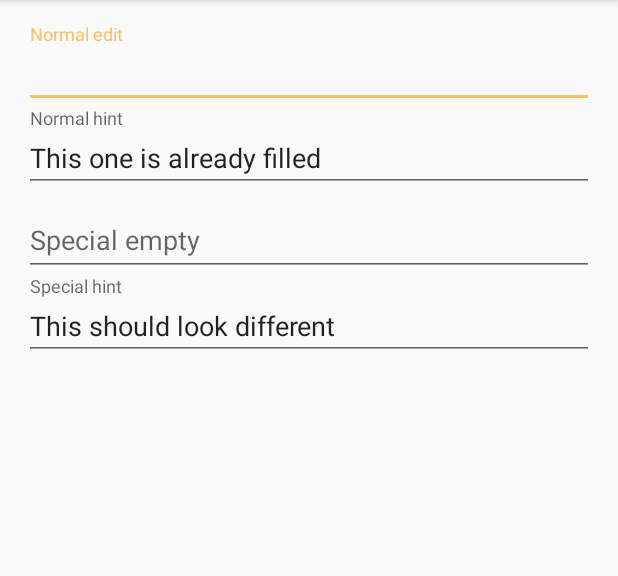
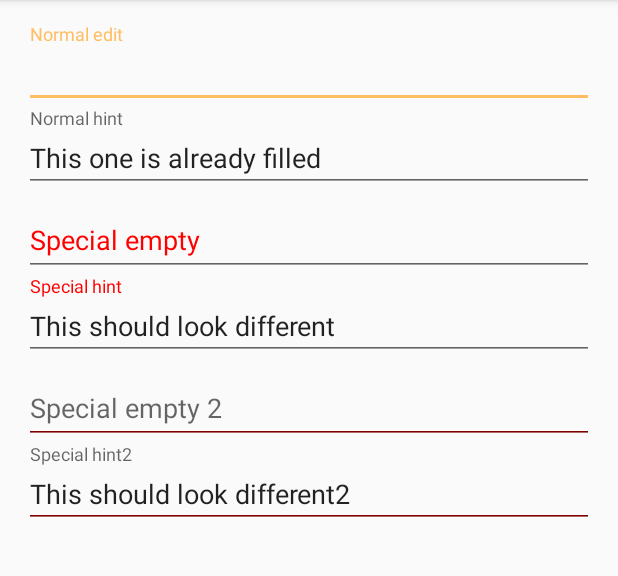
Before and after one commit to gradha/android-material-TextInputLayout-styles, an Android app: the screen it shows after launch (MainActivity), on a phone screen of 412 x 824 dp, the part 84-660 px from its top. Run offline under Robolectric (Android 15) with nearby library versions, the phone set to English and light mode, and no system bars.

Commit message:
Adds more style customizations.

```diff
--- a/app/src/main/res/layout/activity_main.xml
+++ b/app/src/main/res/layout/activity_main.xml
@@ -61,4 +61,32 @@
             />
 
     </android.support.design.widget.TextInputLayout>
+
+    <android.support.design.widget.TextInputLayout
+
+        app:theme="@style/override_theme2"
+        android:layout_width="fill_parent"
+        android:layout_height="wrap_content">
+
+        <android.support.v7.widget.AppCompatEditText
+            android:layout_width="fill_parent"
+            android:layout_height="wrap_content"
+            android:hint="Special empty 2"
+            />
+
+    </android.support.design.widget.TextInputLayout>
+
+    <android.support.design.widget.TextInputLayout
+        app:theme="@style/override_theme2"
+        android:layout_width="fill_parent"
+        android:layout_height="wrap_content">
+
+        <android.support.v7.widget.AppCompatEditText
+            android:layout_width="fill_parent"
+            android:layout_height="wrap_content"
+            android:hint="Special hint2"
+            android:text="This should look different2"
+            />
+
+    </android.support.design.widget.TextInputLayout>
 </LinearLayout>
--- a/app/src/main/res/values/styles.xml
+++ b/app/src/main/res/values/styles.xml
@@ -5,13 +5,20 @@
         <!-- Customize your theme here. -->
         <item name="colorPrimary">#2196F3</item>
         <item name="colorPrimaryDark">#1565C0</item>
-        <item name="colorAccent">#ffbE63</item>
+        <item name="colorAccent">#ffbE63</item> <!-- Used for the underline and floating color -->
     </style>
 
     <style name="override_theme" parent="AppTheme">
         <item name="colorPrimary">#FF0000</item>
         <item name="colorPrimaryDark">#00FF00</item>
         <item name="colorAccent">#00FFFF</item>
+        <item name="android:textColorHint">#FF0000</item> <!-- Used for the hint text AND floating when text is filled in -->
+    </style>
+
+    <style name="override_theme2" parent="AppTheme">
+        <item name="colorControlNormal">#7F0000</item> <!-- Used for the underline when not selected -->
+        <item name="colorControlActivated">#007F00</item> <!-- Underline and floating text when active -->
+        <item name="colorControlHighlight">#007F7F</item>
     </style>
 
 </resources>
```
